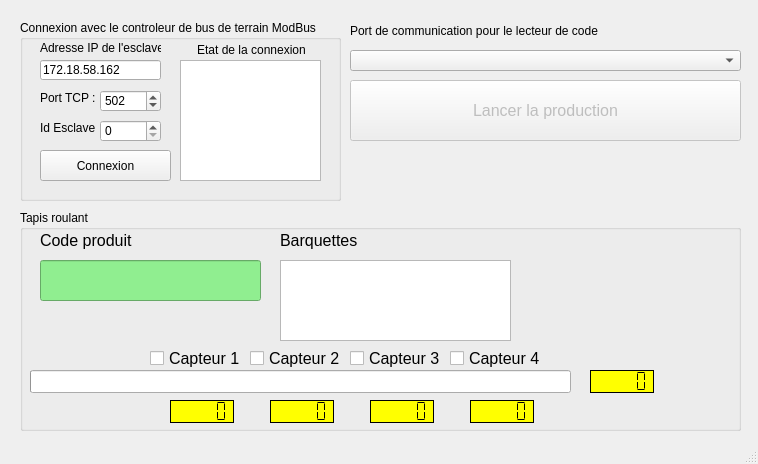
Quentin2512/Barquette, file mainwindow.ui: the form before one commit.
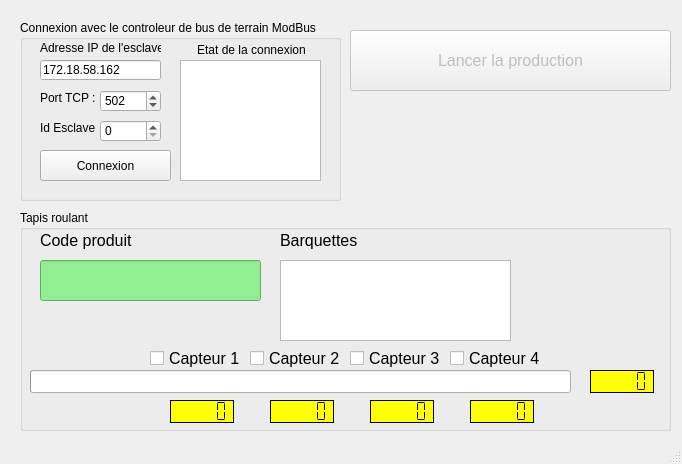
The form after the commit.

Commit message: Ajustement interface

```diff
--- a/mainwindow.ui
+++ b/mainwindow.ui
@@ -6,7 +6,7 @@
    <rect>
     <x>0</x>
     <y>0</y>
-    <width>758</width>
+    <width>682</width>
     <height>464</height>
    </rect>
   </property>
@@ -147,29 +147,6 @@
      </property>
     </widget>
    </widget>
-   <widget class="QLabel" name="label_portLecteur">
-    <property name="geometry">
-     <rect>
-      <x>350</x>
-      <y>20</y>
-      <width>391</width>
-      <height>21</height>
-     </rect>
-    </property>
-    <property name="text">
-     <string>Port de communication pour le lecteur de code</string>
-    </property>
-   </widget>
-   <widget class="QComboBox" name="comboBox_portLecteur">
-    <property name="geometry">
-     <rect>
-      <x>350</x>
-      <y>50</y>
-      <width>391</width>
-      <height>21</height>
-     </rect>
-    </property>
-   </widget>
    <widget class="QPushButton" name="pushButton_lancerProd">
     <property name="enabled">
      <bool>false</bool>
@@ -177,8 +154,8 @@
     <property name="geometry">
      <rect>
       <x>350</x>
-      <y>80</y>
-      <width>391</width>
+      <y>30</y>
+      <width>321</width>
       <height>61</height>
      </rect>
     </property>
@@ -196,7 +173,7 @@
      <rect>
       <x>20</x>
       <y>210</y>
-      <width>721</width>
+      <width>651</width>
       <height>221</height>
      </rect>
     </property>
```
The commit also changes 1 other file.
